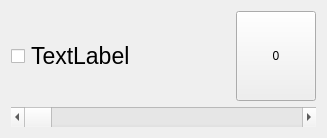
Qt form riocore/plugins/stepdir/widget.ui (multigcs/riocore) before a commit.
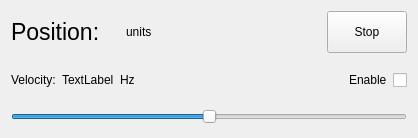
The same form after that commit.

```diff
--- a/riocore/plugins/stepdir/widget.ui
+++ b/riocore/plugins/stepdir/widget.ui
@@ -6,7 +6,7 @@
    <rect>
     <x>0</x>
     <y>0</y>
-    <width>327</width>
+    <width>418</width>
     <height>138</height>
    </rect>
   </property>
@@ -19,27 +19,42 @@
      <item>
       <layout class="QHBoxLayout" name="horizontalLayout">
        <item>
-        <widget class="QCheckBox" name="enable">
+        <widget class="QLabel" name="position_label">
          <property name="sizePolicy">
-          <sizepolicy hsizetype="Maximum" vsizetype="Minimum">
+          <sizepolicy hsizetype="Fixed" vsizetype="Preferred">
            <horstretch>0</horstretch>
            <verstretch>0</verstretch>
           </sizepolicy>
          </property>
-         <property name="text">
-          <string/>
-         </property>
-        </widget>
-       </item>
-       <item>
-        <widget class="QLabel" name="position">
          <property name="font">
           <font>
            <pointsize>17</pointsize>
           </font>
          </property>
          <property name="text">
-          <string>TextLabel</string>
+          <string>Position:</string>
+         </property>
+        </widget>
+       </item>
+       <item>
+        <widget class="QLabel" name="position">
+         <property name="font">
+          <font>
+           <pointsize>18</pointsize>
+          </font>
+         </property>
+        </widget>
+       </item>
+       <item>
+        <widget class="QLabel" name="unit">
+         <property name="sizePolicy">
+          <sizepolicy hsizetype="Preferred" vsizetype="Preferred">
+           <horstretch>1</horstretch>
+           <verstretch>0</verstretch>
+          </sizepolicy>
+         </property>
+         <property name="text">
+          <string>units</string>
          </property>
         </widget>
        </item>
@@ -52,7 +67,7 @@
           </sizepolicy>
          </property>
          <property name="text">
-          <string>0</string>
+          <string>Stop</string>
          </property>
         </widget>
        </item>
@@ -60,19 +75,97 @@
      </item>
     </layout>
    </item>
-   <item row="1" column="0">
-    <widget class="QScrollBar" name="velocity">
+   <item row="3" column="0">
+    <widget class="QSlider" name="velocity">
      <property name="minimumSize">
       <size>
        <width>0</width>
        <height>20</height>
       </size>
      </property>
+     <property name="minimum">
+      <number>-100000</number>
+     </property>
+     <property name="maximum">
+      <number>100000</number>
+     </property>
+     <property name="pageStep">
+      <number>100</number>
+     </property>
      <property name="orientation">
       <enum>Qt::Horizontal</enum>
      </property>
     </widget>
    </item>
+   <item row="1" column="0">
+    <layout class="QHBoxLayout" name="horizontalLayout_2">
+     <item>
+      <widget class="QLabel" name="velocity_label">
+       <property name="sizePolicy">
+        <sizepolicy hsizetype="Fixed" vsizetype="Preferred">
+         <horstretch>0</horstretch>
+         <verstretch>0</verstretch>
+        </sizepolicy>
+       </property>
+       <property name="text">
+        <string>Velocity:</string>
+       </property>
+      </widget>
+     </item>
+     <item>
+      <widget class="QLabel" name="velocity_out">
+       <property name="sizePolicy">
+        <sizepolicy hsizetype="Fixed" vsizetype="Preferred">
+         <horstretch>0</horstretch>
+         <verstretch>0</verstretch>
+        </sizepolicy>
+       </property>
+       <property name="text">
+        <string>TextLabel</string>
+       </property>
+      </widget>
+     </item>
+     <item>
+      <widget class="QLabel" name="unit_out">
+       <property name="sizePolicy">
+        <sizepolicy hsizetype="Preferred" vsizetype="Fixed">
+         <horstretch>1</horstretch>
+         <verstretch>0</verstretch>
+        </sizepolicy>
+       </property>
+       <property name="text">
+        <string>Hz</string>
+       </property>
+      </widget>
+     </item>
+     <item>
+      <widget class="QLabel" name="enable_lbael">
+       <property name="sizePolicy">
+        <sizepolicy hsizetype="Fixed" vsizetype="Preferred">
+         <horstretch>0</horstretch>
+         <verstretch>0</verstretch>
+        </sizepolicy>
+       </property>
+       <property name="text">
+        <string>Enable</string>
+       </property>
+      </widget>
+     </item>
+     <item>
+      <widget class="QCheckBox" name="enable">
+       <property name="sizePolicy">
+        <sizepolicy hsizetype="Maximum" vsizetype="Minimum">
+         <horstretch>0</horstretch>
+         <verstretch>0</verstretch>
+        </sizepolicy>
+       </property>
+       <property name="text">
+        <string/>
+       </property>
+      </widget>
+     </item>
+    </layout>
+   </item>
   </layout>
  </widget>
  <resources/>
```
